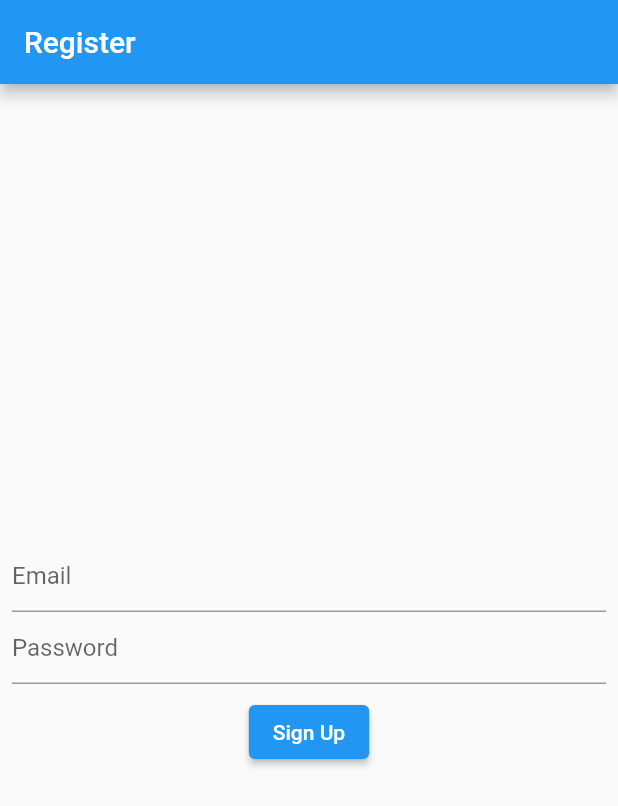
After one commit to Harsh-Tuwar/cryptrack, a Flutter app: the screen it shows after launch, after a tap on "Login", after a tap on "Sign Up", on a phone screen of 412 x 824 dp. The commit adds this screen. Shown: the top 806 px of the screen. Run offline on Flutter 3.47's test engine with Material 2 defaults, Android fonts, the phone set to English and light mode, and no system bars; our stand-ins replace firebase_auth, firebase_core, get, google_sign_in; accounts and stored records are empty; network calls fail.

Commit message:
feature - firebase auth working

```diff
--- /dev/null
+++ b/lib/app_route.dart
@@ -0,0 +1,25 @@
+import 'package:crypto_tracker/views/home.view.dart';
+import 'package:crypto_tracker/views/login.view.dart';
+import 'package:crypto_tracker/views/signup.view.dart';
+import 'package:get/route_manager.dart';
+
+class AppRoutes {
+  static const home = "/home";
+  static const login = "/login";
+  static const signup = "/signup";
+
+  static final routes = [
+    GetPage(
+      name: AppRoutes.home,
+      page: () => const HomeView(title: 'CrypTrack'),
+    ),
+    GetPage(
+      name: AppRoutes.login,
+      page: () => const LoginView(),
+    ),
+    GetPage(
+      name: AppRoutes.signup,
+      page: () => SignupView(),
+    ),
+  ];
+}
--- /dev/null
+++ b/lib/controllers/auth_controller.dart
@@ -0,0 +1,137 @@
+import 'package:crypto_tracker/app_route.dart';
+import 'package:crypto_tracker/services/auth_service.dart';
+import 'package:firebase_auth/firebase_auth.dart';
+import 'package:flutter/material.dart';
+import 'package:get/get.dart';
+
+// ignore: constant_identifier_names
+enum SignInType { EMAIL_PASSWORD, GOOGLE }
+
+class AuthController extends GetxController {
+  static AuthController authInstance = Get.find();
+
+  final Rx<User?> firebaseUser = Rx<User?>(null);
+  RxBool isLogged = false.obs;
+  late TextEditingController emailController = TextEditingController(text: '');
+  late TextEditingController passwordController =
+      TextEditingController(text: '');
+  late TextEditingController usernameController =
+      TextEditingController(text: '');
+  late AuthService _authService;
+
+  AuthController() {
+    _authService = AuthService();
+  }
+
+  @override
+  void onReady() {
+    ever(firebaseUser, handleAuthChanged);
+    firebaseUser.value = _authService.getCurrentUser();
+    firebaseUser.bindStream(_authService.getAuthInstace().userChanges());
+    super.onReady();
+  }
+
+  @override
+  void onClose() {
+    emailController.dispose();
+    passwordController.dispose();
+    super.onClose();
+  }
+
+  handleAuthChanged(User? user) {
+    if (user == null) {
+      Get.offAllNamed(AppRoutes.login);
+    } else {
+      Get.offAllNamed(AppRoutes.home);
+    }
+  }
+
+  handleSignIn(SignInType type) async {
+    if (type == SignInType.EMAIL_PASSWORD) {
+      if (emailController.text == "" || passwordController.text == "") {
+        Get.snackbar("error", "Empty email or password");
+        return;
+      }
+    }
+
+    SnackbarController _snack = Get.snackbar(
+      "Signing In",
+      "Loading...",
+      showProgressIndicator: true,
+      snackPosition: SnackPosition.BOTTOM,
+      duration: const Duration(minutes: 2),
+    );
+
+    try {
+      if (type == SignInType.EMAIL_PASSWORD) {
+        await _authService.signInWithEmailPassword(
+            emailController.text.trim(), passwordController.text.trim());
+        emailController.clear();
+        passwordController.clear();
+      } else if (type == SignInType.GOOGLE) {
+        await _authService.signInWithGoogle();
+      }
+    } catch (e) {
+      Get.back();
+      Get.defaultDialog(title: 'Error', middleText: e.toString(), actions: [
+        ElevatedButton(
+          onPressed: () => Get.back(),
+          child: const Text('Close'),
+        )
+      ]);
+      print(e);
+    }
+
+    _snack.close();
+  }
+
+  handleSignUp() async {
+    if (emailController.text == "" || passwordController.text == "") {
+      Get.snackbar("Error", "Empty email or password");
+      return;
+    }
+
+    SnackbarController _snack = Get.snackbar(
+      "Signing Up",
+      "Loading",
+      showProgressIndicator: true,
+      snackPosition: SnackPosition.BOTTOM,
+      duration: const Duration(minutes: 2),
+    );
+
+    try {
+      firebaseUser.value = await _authService.signUp(
+        emailController.text.trim(),
+        passwordController.text.trim(),
+        usernameController.text.trim(),
+      );
+      emailController.clear();
+      passwordController.clear();
+    } catch (e) {
+      Get.back();
+      Get.defaultDialog(title: "Error", middleText: e.toString(), actions: [
+        ElevatedButton(
+          onPressed: () {
+            Get.back();
+          },
+          child: const Text("Close"),
+        ),
+      ]);
+      print(e);
+    }
+
+    _snack.close();
+  }
+
+  handleSignOut() async {
+    SnackbarController _snack = Get.snackbar(
+      "Signing out",
+      "Loading",
+      showProgressIndicator: true,
+      snackPosition: SnackPosition.BOTTOM,
+      duration: const Duration(minutes: 2),
+    );
+    _authService.signOut();
+    _snack.close();
+  }
+}
--- a/lib/main.dart
+++ b/lib/main.dart
@@ -1,28 +1,36 @@
-import 'package:crypto_tracker/views/app_route.dart';
-import 'package:crypto_tracker/views/home.view.dart';
+import 'package:crypto_tracker/app_route.dart';
+import 'package:crypto_tracker/controllers/auth_controller.dart';
+import 'package:crypto_tracker/firebase_options.dart';
+import 'package:firebase_core/firebase_core.dart';
 import 'package:flutter/material.dart';
+import 'package:get/get.dart';
 
-void main() {
-  runApp(const MyApp());
+Future<void> main() async {
+  WidgetsFlutterBinding.ensureInitialized();
+  await Firebase.initializeApp(
+    options: DefaultFirebaseOptions.currentPlatform,
+  );
+  runApp(MyApp());
 }
 
 class MyApp extends StatelessWidget {
-  const MyApp({Key? key}) : super(key: key);
+  MyApp({Key? key}) : super(key: key);
 
-  // This widget is the root of your application.
+  final AuthController authController =
+      Get.put<AuthController>(AuthController());
+
   @override
   Widget build(BuildContext context) {
-    return MaterialApp(
+    return GetMaterialApp(
       debugShowCheckedModeBanner: false,
       title: 'CrypTrack',
+      defaultTransition: Transition.rightToLeft,
       initialRoute: AppRoutes.home,
       theme: ThemeData(
         primarySwatch: Colors.blue,
         backgroundColor: Colors.white,
       ),
-      routes: {
-        AppRoutes.home: (_) => const HomeView(title: 'CrypTrack'),
-      },
+      getPages: AppRoutes.routes,
     );
   }
 }
--- /dev/null
+++ b/lib/services/auth_service.dart
@@ -0,0 +1,67 @@
+import 'package:firebase_auth/firebase_auth.dart';
+import 'package:google_sign_in/google_sign_in.dart';
+
+class AuthService {
+  final FirebaseAuth _firebaseAuth = FirebaseAuth.instance;
+  final GoogleSignIn _googleSignIn = GoogleSignIn();
+
+  User? onAuthChanged() {
+    return _firebaseAuth.currentUser;
+  }
+
+  Future<User?> signInWithEmailPassword(String email, String password) async {
+    UserCredential result = await _firebaseAuth.signInWithEmailAndPassword(
+        email: email, password: password);
+
+    return result.user;
+  }
+
+  FirebaseAuth getAuthInstace() {
+    return _firebaseAuth;
+  }
+
+  Future<User?> signInWithGoogle() async {
+    await _googleSignIn.signOut();
+    final GoogleSignInAccount? googleUser = await _googleSignIn.signIn();
+    final GoogleSignInAuthentication googleAuth =
+        await googleUser!.authentication;
+
+    final AuthCredential credential = GoogleAuthProvider.credential(
+      accessToken: googleAuth.accessToken,
+      idToken: googleAuth.idToken,
+    );
+
+    await _firebaseAuth.signInWithCredential(credential);
+
+    User? user = _firebaseAuth.currentUser;
+
+    return user;
+  }
+
+  Future<bool> isLoggedIn() async {
+    return _firebaseAuth.currentUser != null;
+  }
+
+  Future<User?> signUp(
+    String email,
+    String password,
+    String name,
+  ) async {
+    UserCredential result = await _firebaseAuth.createUserWithEmailAndPassword(
+      email: email,
+      password: password,
+    );
+    return result.user;
+  }
+
+  User? getCurrentUser() {
+    return FirebaseAuth.instance.currentUser;
+  }
+
+  Future<void> signOut() {
+    return Future.wait([
+      _firebaseAuth.signOut(),
+      _googleSignIn.signOut(),
+    ]);
+  }
+}
--- a/lib/views/app_route.dart
+++ /dev/null
@@ -1,3 +0,0 @@
-class AppRoutes {
-  static const home = "/home";
-}
--- a/lib/views/home.view.dart
+++ b/lib/views/home.view.dart
@@ -1,4 +1,5 @@
 import 'package:crypto_tracker/constants.dart';
+import 'package:crypto_tracker/controllers/auth_controller.dart';
 import 'package:flutter/material.dart';
 import 'package:http/http.dart' as http;
 import 'dart:convert' as convert;
@@ -13,6 +14,8 @@ class HomeView extends StatefulWidget {
 }
 
 class _HomeViewState extends State<HomeView> {
+  final AuthController authController = AuthController();
+
   Future<List<dynamic>> getAssets() async {
     final url = Uri.parse(api_url_assets);
     final response = await http.get(url);
@@ -63,8 +66,8 @@ class _HomeViewState extends State<HomeView> {
       backgroundColor: Colors.white,
       body: CustomScrollView(
         slivers: [
-          const SliverAppBar(
-            title: Text(
+          SliverAppBar(
+            title: const Text(
               'CrypTrack',
               style: TextStyle(
                 color: Colors.black,
@@ -73,6 +76,17 @@ class _HomeViewState extends State<HomeView> {
             floating: true,
             pinned: true,
             snap: true,
+            actions: [
+              IconButton(
+                onPressed: () async {
+                  await authController.handleSignOut();
+                },
+                icon: const Icon(
+                  Icons.logout,
+                  color: Colors.black,
+                ),
+              ),
+            ],
             backgroundColor: Colors.white,
           ),
           SliverToBoxAdapter(
--- /dev/null
+++ b/lib/views/login.view.dart
@@ -0,0 +1,72 @@
+import 'package:crypto_tracker/app_route.dart';
+import 'package:crypto_tracker/controllers/auth_controller.dart';
+import 'package:flutter/material.dart';
+import 'package:get/get.dart';
+
+class LoginView extends StatelessWidget {
+  const LoginView({Key? key}) : super(key: key);
+
+  @override
+  Widget build(BuildContext context) {
+    final formKey = GlobalKey<FormState>();
+    final AuthController authController = AuthController();
+
+    return Scaffold(
+      body: Container(
+        margin: const EdgeInsets.only(top: 40),
+        padding: const EdgeInsets.all(20),
+        child: Form(
+          key: formKey, //key for form
+          child: Column(
+            children: [
+              TextFormField(
+                controller: authController.emailController,
+                decoration: const InputDecoration(labelText: 'Enter Email'),
+                validator: (value) {
+                  if (value!.isEmpty ||
+                      !RegExp(r'^[\w-\.]+@([\w-]+\.)+[\w-]{2,4}$')
+                          .hasMatch(value)) {
+                    return "Enter Correct Email Address";
+                  } else {
+                    return null;
+                  }
+                },
+              ),
+              TextFormField(
+                controller: authController.passwordController,
+                obscureText: true,
+                decoration: const InputDecoration(labelText: 'Enter Password'),
+                validator: (value) {
+                  if (value!.isEmpty) {
+                    //allow upper and lower case alphabets and space
+                    return "Enter Correct password";
+                  } else {
+                    return null;
+                  }
+                },
+              ),
+              ElevatedButton(
+                onPressed: () async {
+                  if (formKey.currentState!.validate()) {
+                    await authController
+                        .handleSignIn(SignInType.EMAIL_PASSWORD);
+                  }
+                },
+                child: const Text("Login"),
+              ),
+              const SizedBox(height: 10),
+              ElevatedButton(
+                onPressed: () {
+                  authController.emailController.clear();
+                  authController.passwordController.clear();
+                  Get.offAllNamed(AppRoutes.signup);
+                },
+                child: const Text("Sign Up"),
+              ),
+            ],
+          ),
+        ),
+      ),
+    );
+  }
+}
--- /dev/null
+++ b/lib/views/signup.view.dart
@@ -0,0 +1,50 @@
+import 'package:crypto_tracker/controllers/auth_controller.dart';
+import 'package:flutter/material.dart';
+
+class SignupView extends StatelessWidget {
+  SignupView({Key? key}) : super(key: key);
+  final AuthController authController = AuthController();
+
+  @override
+  Widget build(BuildContext context) {
+    return Scaffold(
+      appBar: AppBar(
+        title: const Text("Register"),
+      ),
+      body: Padding(
+        padding: const EdgeInsets.all(8.0),
+        child: Column(
+          mainAxisAlignment: MainAxisAlignment.center,
+          children: [
+            TextField(
+              controller: authController.emailController,
+              decoration: const InputDecoration(hintText: "Email"),
+            ),
+            TextField(
+              controller: authController.passwordController,
+              obscureText: true,
+              decoration: const InputDecoration(hintText: "Password"),
+            ),
+            Padding(
+              padding: const EdgeInsets.all(8.0),
+              child: Row(
+                mainAxisAlignment: MainAxisAlignment.spaceAround,
+                children: <Widget>[
+                  ElevatedButton(
+                    onPressed: () {
+                      authController.handleSignUp();
+                    },
+                    child: const Text(
+                      "Sign Up",
+                      style: TextStyle(color: Colors.white),
+                    ),
+                  ),
+                ],
+              ),
+            ),
+          ],
+        ),
+      ),
+    );
+  }
+}
--- a/pubspec.yaml
+++ b/pubspec.yaml
@@ -8,9 +8,14 @@ environment:
   sdk: ">=2.16.2 <3.0.0"
 
 dependencies:
+  cloud_firestore: ^3.1.17
   cupertino_icons: ^1.0.2
+  firebase_auth: ^3.3.19
+  firebase_core: ^1.17.1
   flutter:
     sdk: flutter
+  get: ^4.6.5
+  google_sign_in: ^5.3.3
   http: ^0.13.4
 
 dev_dependencies:
```
Also changed, not shown: lib/firebase_options.dart (added), 10 other files.
